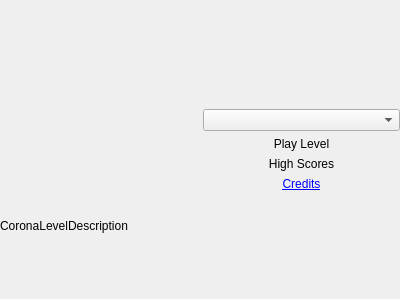
The window that src/MainMenu.ui (LeStahL/coronas-game-of-life) describes before a commit, drawn with Qt 5.
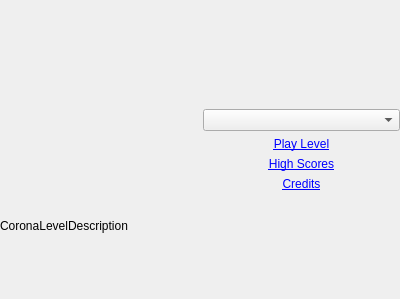
The same window after the commit.

What changed in the file:
```diff
--- a/src/MainMenu.ui
+++ b/src/MainMenu.ui
@@ -71,7 +71,7 @@
      <item>
       <widget class="QLabel" name="label_2">
        <property name="text">
-        <string>Play Level</string>
+        <string>&lt;a href=&quot;play&quot;&gt;Play Level&lt;/a&gt;</string>
        </property>
        <property name="alignment">
         <set>Qt::AlignCenter</set>
@@ -81,7 +81,7 @@
      <item>
       <widget class="QLabel" name="label_5">
        <property name="text">
-        <string>High Scores</string>
+        <string>&lt;a href=&quot;scores&quot;&gt;High Scores&lt;/a&gt;</string>
        </property>
        <property name="alignment">
         <set>Qt::AlignCenter</set>
```
Left out of the diff: 16 changed lines with no effect on the pictures.
